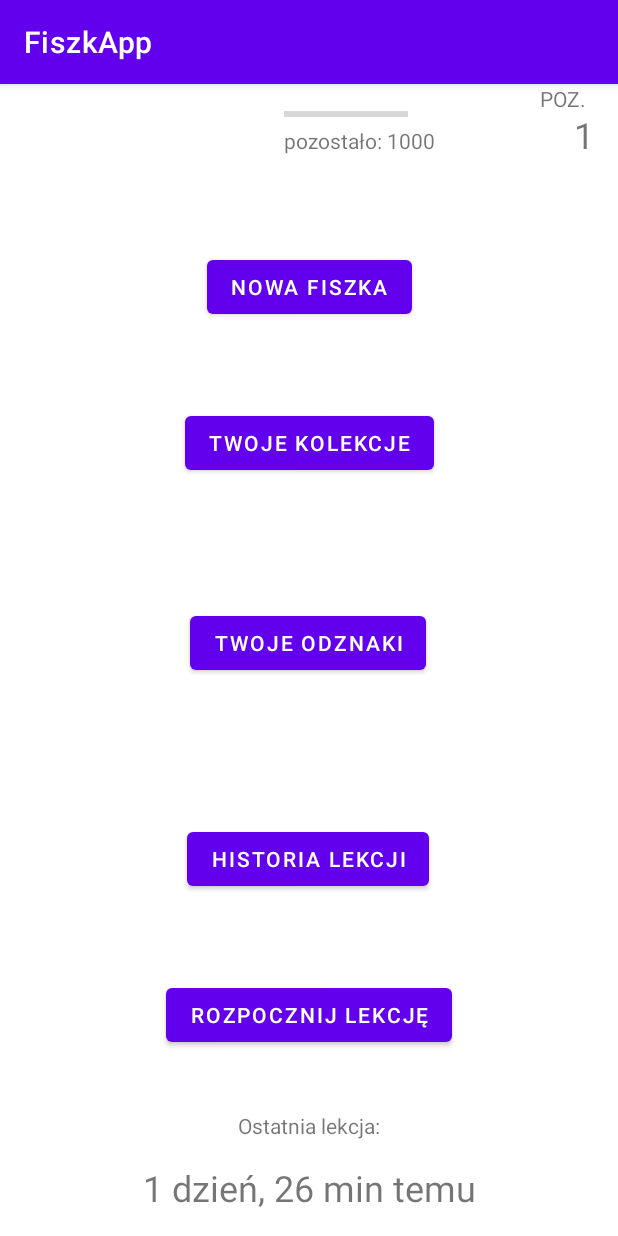
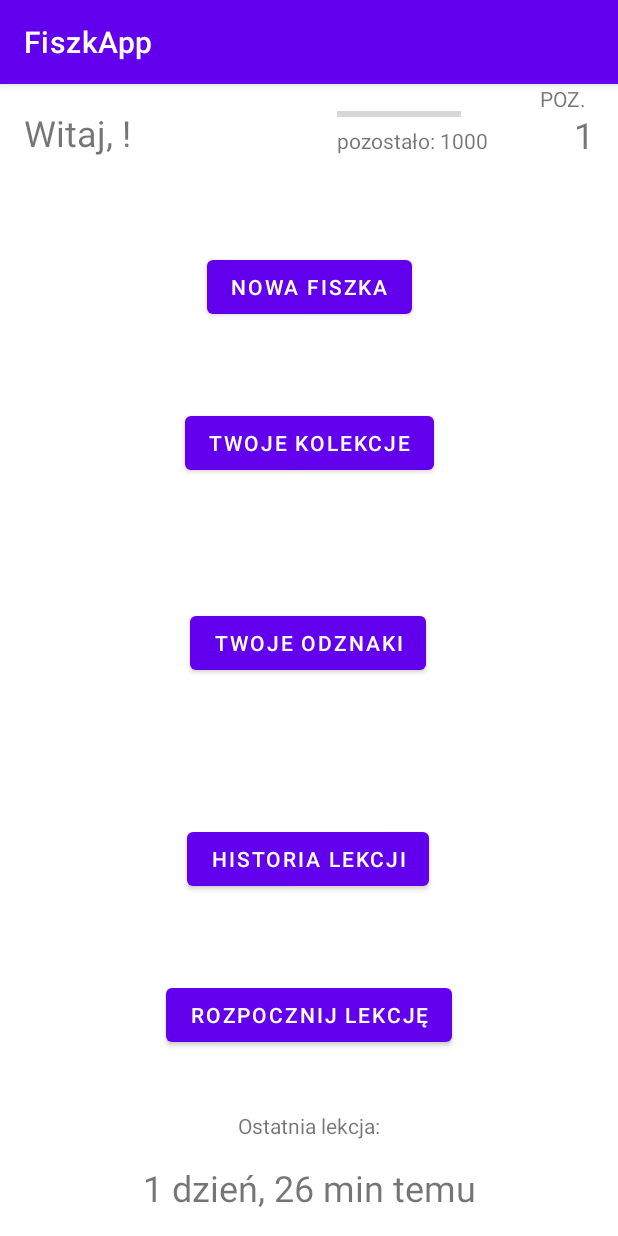
Before and after one commit to WKogut98/FiszkApp, an Android app: the screen it shows after launch (HomeScreenActivity), after a tap on "WEJDŹ", on a phone screen of 412 x 824 dp. Run offline under Robolectric (Android 15) with nearby library versions, the phone set to English and light mode, and no system bars.

Commit message:
Powitanie na stronie głównej

```diff
--- a/app/src/main/java/com/example/fiszkapp/HomeScreenActivity.java
+++ b/app/src/main/java/com/example/fiszkapp/HomeScreenActivity.java
@@ -40,7 +40,7 @@ public class HomeScreenActivity extends AppCompatActivity {
         buttonStartLesson = (Button)findViewById(R.id.buttonStartLesson);
         args = getIntent().getExtras();
         username = args.getString("username");
-        labelWelcome.setText(username);
+        labelWelcome.setText("Witaj, "+username+"!");
 
         //weź dane użytkownika
         DBHelper dbHelper = new DBHelper(this);
```
